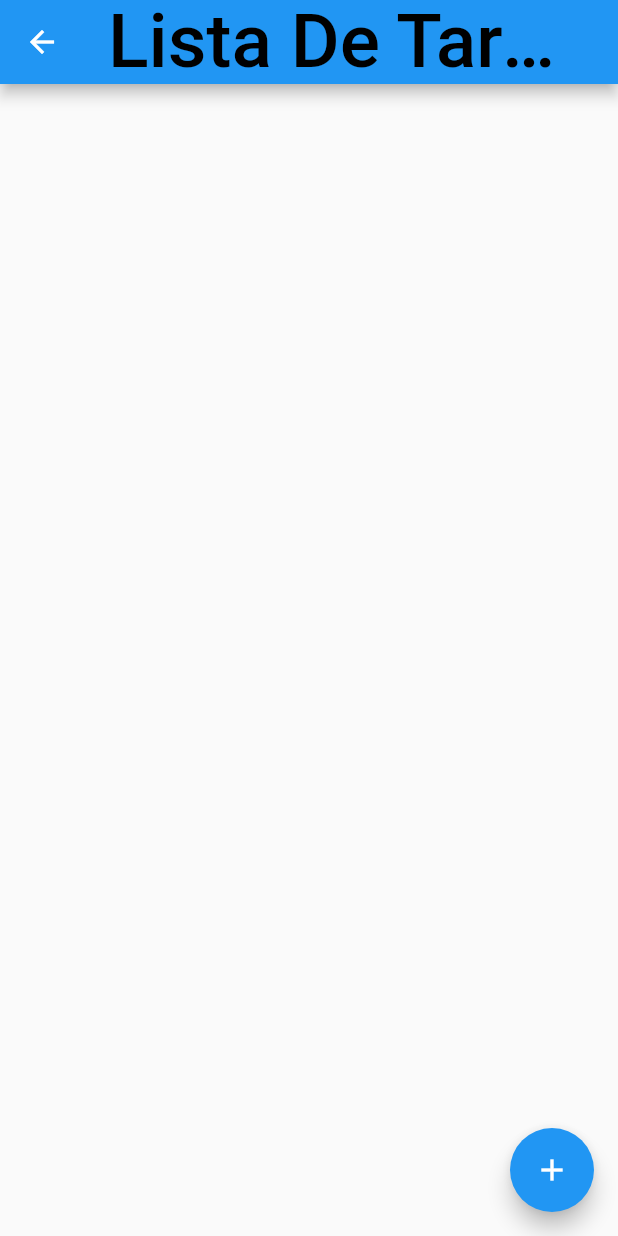
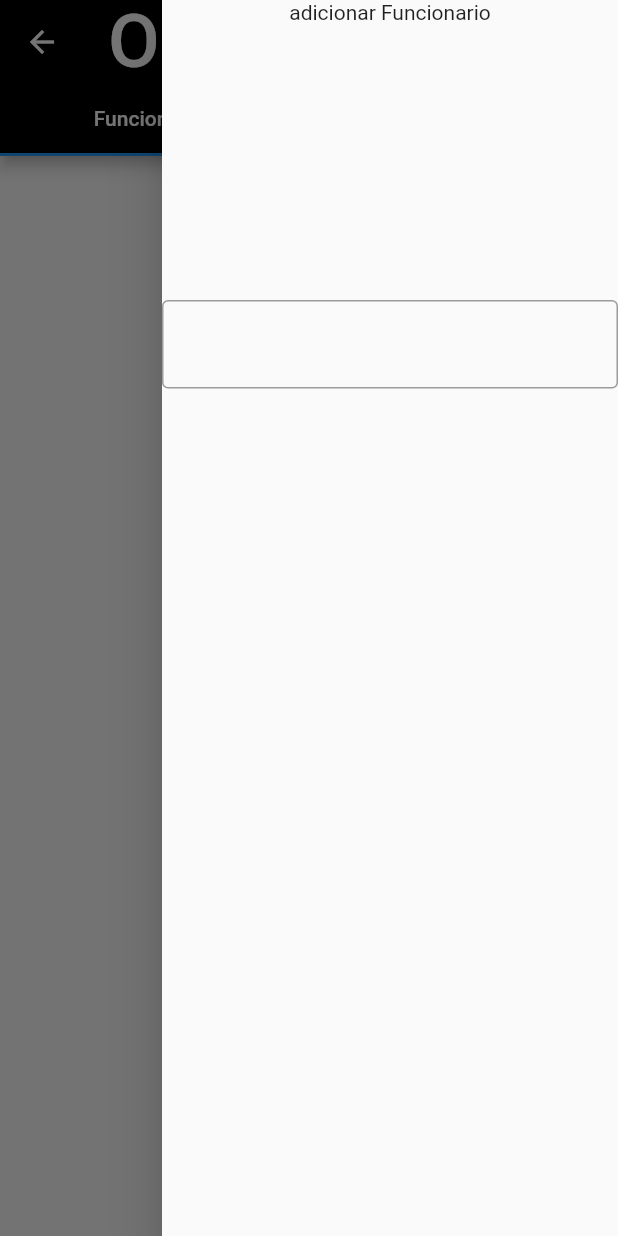
Before and after one commit to Gui-Ascoli/Interface-de-Gerenciamento-de-Pessoas, a Flutter app: the ListTarefaPage screen opened by its route, with the side drawer open (before the commit the screen has no drawer), on a phone screen of 412 x 824 dp. Run offline on Flutter 3.47's test engine with Material 2 defaults, Android fonts, the phone set to English and light mode, and no system bars; our stand-ins replace sqflite, sqflite_common_ffi; accounts and stored records are empty.

Commit message:
Nova Tela

```diff
--- a/lib/Pages/AdminOptions/list_tarefa_page.dart
+++ b/lib/Pages/AdminOptions/list_tarefa_page.dart
@@ -2,6 +2,19 @@ import 'package:banco/helpers/database_helper.dart';
 import 'package:banco/models/tarefa.dart';
 import 'package:flutter/material.dart';
 import '../../helpers/route_names.dart';
+import '../../models/funcionario.dart';
+
+class Item {
+  Item({
+    required this.expandedValue,
+    required this.headerValue,
+    this.isExpanded = false,
+  });
+
+  String expandedValue;
+  String headerValue;
+  bool isExpanded;
+}
 
 class ListTarefaPage extends StatefulWidget {
   const ListTarefaPage({super.key});
@@ -12,36 +25,163 @@ class ListTarefaPage extends StatefulWidget {
 
 class _ListTarefaPageState extends State<ListTarefaPage> {
 
-  List<Tarefa> tarefa = [];
+  TextEditingController? nomeControler = TextEditingController();
+  Funcionario funcionarioSelecionado = Funcionario();
+  String? hinttxt = "";
+  String drowerMode = "";
+  List<Tarefa> tarefas = [];
+  List<Funcionario> funcionarios = [];
   DatabaseHelper db = DatabaseHelper();
   List<int> colorCodes = [50, 100];
+  List<Tab> tabs = <Tab>[
+    const Tab(text: 'Funcionarios'),
+    const Tab(text: 'Tarefas'),
+  ];
+
 
   @override
   void initState() {
     super.initState();
       db.getAllTarefas().then((lista) {
         setState(() {
-          tarefa = lista;
+          tarefas = lista;
         });
       });
+      db.getAllFuncionarios().then((lista) {
+        setState(() {
+          funcionarios = lista;
+        });
+      });
+  }
+
+  void _drowerMode(String? tabtext){
+    drowerMode = tabtext!;
+  }
+
+  Widget? drowerText(){
+    if (drowerMode == "Funcionarios"){
+      return
+         const Center(
+           child: Text(
+            'Adicionar Funcionario',
+            style: TextStyle(
+              color: Colors.white,
+              fontSize: 40,
+            ),
+          ),
+        );
+
+    }else{
+      return Container();
+    }
+  }
+
+
+  Widget _listaFuncionarios2(int index){
+    return InkWell(
+      child:Container(
+        height: 100,
+        //color: Colors.green[colorCodes[index % colorCodes.length]],
+        decoration: BoxDecoration(
+            color: Colors.white,
+             borderRadius: BorderRadius.circular(30), //border corner radius
+             boxShadow:[
+               BoxShadow(
+                  color: Colors.grey.withOpacity(0.5), //color of shadow
+                  spreadRadius: 3, //spread radius
+                  blurRadius: 15, // blur radius
+                  offset: const Offset(0, 6), // changes position of shadow
+                  //first paramerter of offset is left-right
+                  //second parameter is top to down
+               ),
+               //you can set more BoxShadow() here
+              ],
+          ),
+        child: Row(
+          children: <Widget>[
+            Container(
+              width: 30,
+            ),
+            Expanded(
+              child: Text(
+                funcionarios[index].nome,
+                style: const TextStyle(fontSize: 50),
+              ),
+            ),
+            IconButton(
+              onPressed: (){
+                if(funcionarios[index].apto == true){
+                  Navigator.of(context).pushReplacementNamed (RouteNames.rotaAddFuncionariosPage, arguments:funcionarios[index] );
+                }
+              },
+              tooltip: "Editar funcionario",
+              icon: const Icon(Icons.edit),
+            ),
+            Container(
+              width: 30,
+            ),
+            Switch(
+              activeColor: Colors.black,
+              value: funcionarios[index].apto,
+              onChanged: (value){
+                setState(() {
+                  funcionarios[index].apto = !funcionarios[index].apto;
+                  funcionarios[index].update();
+                });
+              },
+            ),
+            Container(
+              width: 50,
+            ),
+          ]
+        ),
+      ),
+    );
+  }
+
+Widget _bodyListFuncionarios(){
+  return ListView.builder(
+    padding: const EdgeInsets.all(15),
+    itemCount: funcionarios.length,
+    itemBuilder: (context, index){
+      return _listaFuncionarios2(index);
+    },
+  );
 }
 
   Widget _listaTarefas2(int index){
     return InkWell(
       child:Container(
         height: 100,
-        color: Colors.green[colorCodes[index % colorCodes.length]],
+        //color: Colors.green[colorCodes[index % colorCodes.length]],
+        decoration: BoxDecoration(
+            color: Colors.white,
+             borderRadius: BorderRadius.circular(30), //border corner radius
+             boxShadow:[
+               BoxShadow(
+                  color: Colors.grey.withOpacity(0.5), //color of shadow
+                  spreadRadius: 3, //spread radius
+                  blurRadius: 15, // blur radius
+                  offset: const Offset(0, 6), // changes position of shadow
+                  //first paramerter of offset is left-right
+                  //second parameter is top to down
+               ),
+               //you can set more BoxShadow() here
+              ],
+          ),
         child: Row(
           children: <Widget>[
             Expanded(
+              child: Center(
                 child: Text(
-                tarefa[index].descricao,
+                  tarefas[index].descricao,
                   style: const TextStyle(fontSize: 50),
+                ),
               ),
             ),
             IconButton(
               onPressed: (){
-                Navigator.of(context).pushReplacementNamed (RouteNames.rotaAddTarefaPage, arguments:tarefa[index] );
+                Navigator.of(context).pushReplacementNamed (RouteNames.rotaAddTarefaPage, arguments:tarefas[index] );
               },
               tooltip: "Editar Tarefa",
               icon: const Icon(Icons.edit),
@@ -51,7 +191,7 @@ class _ListTarefaPageState extends State<ListTarefaPage> {
             ),
             IconButton(
               onPressed: (){
-                tarefa[index].delete();
+                tarefas[index].delete();
               },
               tooltip: "Deletar Tarefa",
               icon: const Icon(Icons.delete),
@@ -62,24 +202,59 @@ class _ListTarefaPageState extends State<ListTarefaPage> {
           ]
         ),
       ),
+
     );
   }
 
-  Widget _bodyListTarefaPage(){
+  Widget _bodyListTarefas(){
   return ListView.builder(
     padding: const EdgeInsets.all(15),
-      itemCount: tarefa.length,
+    itemCount: tarefas.length,
     itemBuilder: (context, index){
       return _listaTarefas2(index);
     },
   );
 }
 
+
+  Widget _bodyListTarefaPage(){
+    return TabBarView(
+      children:tabs.map((Tab tab) {
+        if(tab.text == "Funcionarios"){
+          _drowerMode(tab.text);
+          return _bodyListFuncionarios();
+        }
+        else{
+          //_drowerMode(tab.text);
+          return _bodyListTarefas();
+        }
+      }).toList()
+    );
+
+  }
+
   @override
   Widget build(BuildContext context) {
+    return DefaultTabController(
+      length: tabs.length,
+      // The Builder widget is used to have a different BuildContext to access
+      // closest DefaultTabController.
+      child: Builder(builder: (BuildContext context) {
+        final TabController tabController = DefaultTabController.of(context);
+        tabController.addListener(() {
+          if (!tabController.indexIsChanging) {
+
+          }
+        });
         return Scaffold(
-
       appBar: AppBar(
+        centerTitle: true,
+        title:const Text('Opções De ADM',
+          style: TextStyle(
+            color: Colors.white,
+            fontSize: 50.0,
+          ),
+        ),
         leading: Builder(builder: (BuildContext context){
           return BackButton(
             onPressed: (){
@@ -87,25 +262,55 @@ class _ListTarefaPageState extends State<ListTarefaPage> {
             },
           );
         }),
-        centerTitle: true,
-        title:const Text('Lista De Tarefas',
-          style: TextStyle(
-            color: Colors.black,
-            fontSize: 50.0,
+        bottom: TabBar(
+          tabs: tabs ,
         ),
-        ),
-        backgroundColor: Colors.blue,
+        backgroundColor: Colors.black,
       ),
 
       body: _bodyListTarefaPage(),
 
+      endDrawer: Drawer(
+        child: Row(
+          children: <Widget>[
+            Expanded(
+              child: Column(
+                children: <Widget>[
+                  const SizedBox(
+                    height: 200,
+                    child: Text('adicionar Funcionario'),
+                    //TODO:se tela funcionario, se nao tela tarefas
+                  ),
+                  TextField(
+                    controller: nomeControler,
+                    decoration: InputDecoration(
+                      border: const OutlineInputBorder(),
+                      hintText: hinttxt,
+                    ),
+                    onChanged: (text){
+                      funcionarioSelecionado.nome = text;
+                    },
+                  ),
+                  const Expanded(
+                    child: SizedBox()
+                  )
+                ],
+              )
+            )
+          ],
+        ),
+      ),
       floatingActionButton:
         FloatingActionButton(
+          foregroundColor: Colors.white,
+          backgroundColor: Colors.black,
           child: const Icon(Icons.add),
           onPressed: (){
             Navigator.of(context).pushReplacementNamed (RouteNames.rotaAddTarefaPage, arguments:null );
           }
         ),
     );
+      }),
+    );
   }
 }
```
Lines whose indentation alone changed are shown as unchanged.
